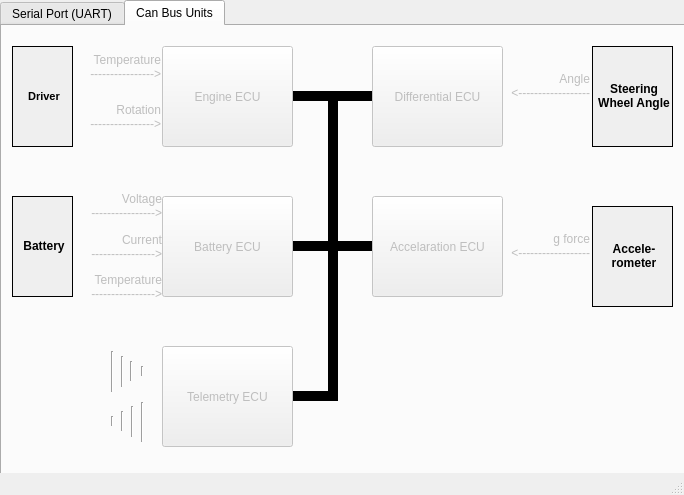
This is mainwindow.ui in RGNagel/qt-can-network-visualization-by-serial-port as Qt 5 draws it before an edit. The edited form follows.
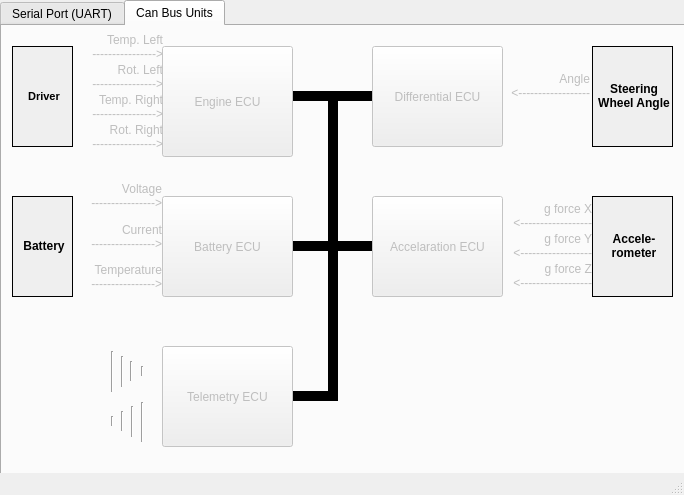
This is the edited form. Icons and pictures are not drawn.

Commit message: adjust/add variable in diagram '--->'

What changed in the file:
```diff
--- a/mainwindow.ui
+++ b/mainwindow.ui
@@ -167,7 +167,7 @@
       <property name="geometry">
        <rect>
         <x>70</x>
-        <y>160</y>
+        <y>150</y>
         <width>90</width>
         <height>41</height>
        </rect>
@@ -216,8 +216,8 @@
       </property>
       <property name="geometry">
        <rect>
-        <x>498</x>
-        <y>200</y>
+        <x>500</x>
+        <y>170</y>
         <width>90</width>
         <height>41</height>
        </rect>
@@ -226,7 +226,7 @@
        <bool>false</bool>
       </property>
       <property name="text">
-       <string>g force &lt;------------------</string>
+       <string>g force X &lt;------------------</string>
       </property>
       <property name="alignment">
        <set>Qt::AlignRight|Qt::AlignTrailing|Qt::AlignVCenter</set>
@@ -355,8 +355,8 @@
       </property>
       <property name="geometry">
        <rect>
-        <x>68</x>
-        <y>20</y>
+        <x>70</x>
+        <y>0</y>
         <width>91</width>
         <height>41</height>
        </rect>
@@ -365,7 +365,7 @@
        <bool>false</bool>
       </property>
       <property name="text">
-       <string>Temperature ----------------&gt;</string>
+       <string>Temp. Left ----------------&gt;</string>
       </property>
       <property name="alignment">
        <set>Qt::AlignRight|Qt::AlignTrailing|Qt::AlignVCenter</set>
@@ -378,7 +378,7 @@
       <property name="geometry">
        <rect>
         <x>590</x>
-        <y>180</y>
+        <y>170</y>
         <width>81</width>
         <height>101</height>
        </rect>
@@ -460,14 +460,14 @@
       </property>
       <property name="geometry">
        <rect>
-        <x>68</x>
-        <y>70</y>
+        <x>70</x>
+        <y>30</y>
         <width>91</width>
         <height>41</height>
        </rect>
       </property>
       <property name="text">
-       <string>Rotation ----------------&gt;</string>
+       <string>Rot. Left ----------------&gt;</string>
       </property>
       <property name="alignment">
        <set>Qt::AlignRight|Qt::AlignTrailing|Qt::AlignVCenter</set>
@@ -554,14 +554,14 @@
        <enum>Qt::AutoText</enum>
       </property>
      </widget>
-     <widget class="QLabel" name="rotationArrow_3">
+     <widget class="QLabel" name="bat_temp">
       <property name="enabled">
        <bool>false</bool>
       </property>
       <property name="geometry">
        <rect>
         <x>70</x>
-        <y>240</y>
+        <y>230</y>
         <width>90</width>
         <height>41</height>
        </rect>
@@ -608,14 +608,14 @@
        <enum>Qt::Vertical</enum>
       </property>
      </widget>
-     <widget class="QLabel" name="rotationArrow_2">
+     <widget class="QLabel" name="bat_curr">
       <property name="enabled">
        <bool>false</bool>
       </property>
       <property name="geometry">
        <rect>
         <x>70</x>
-        <y>200</y>
+        <y>190</y>
         <width>90</width>
         <height>41</height>
        </rect>
@@ -758,7 +758,7 @@
         <x>160</x>
         <y>20</y>
         <width>131</width>
-        <height>101</height>
+        <height>111</height>
        </rect>
       </property>
       <property name="cursor">
@@ -768,6 +768,100 @@
        <string>Engine ECU</string>
       </property>
      </widget>
+     <widget class="QLabel" name="acc_g_force_y">
+      <property name="enabled">
+       <bool>false</bool>
+      </property>
+      <property name="geometry">
+       <rect>
+        <x>500</x>
+        <y>200</y>
+        <width>90</width>
+        <height>41</height>
+       </rect>
+      </property>
+      <property name="autoFillBackground">
+       <bool>false</bool>
+      </property>
+      <property name="text">
+       <string>g force Y &lt;------------------</string>
+      </property>
+      <property name="alignment">
+       <set>Qt::AlignRight|Qt::AlignTrailing|Qt::AlignVCenter</set>
+      </property>
+      <property name="wordWrap">
+       <bool>true</bool>
+      </property>
+     </widget>
+     <widget class="QLabel" name="acc_g_force_z">
+      <property name="enabled">
+       <bool>false</bool>
+      </property>
+      <property name="geometry">
+       <rect>
+        <x>500</x>
+        <y>230</y>
+        <width>90</width>
+        <height>41</height>
+       </rect>
+      </property>
+      <property name="autoFillBackground">
+       <bool>false</bool>
+      </property>
+      <property name="text">
+       <string>g force Z &lt;------------------</string>
+      </property>
+      <property name="alignment">
+       <set>Qt::AlignRight|Qt::AlignTrailing|Qt::AlignVCenter</set>
+      </property>
+      <property name="wordWrap">
+       <bool>true</bool>
+      </property>
+     </widget>
+     <widget class="QLabel" name="rotationArrow_2">
+      <property name="enabled">
+       <bool>false</bool>
+      </property>
+      <property name="geometry">
+       <rect>
+        <x>70</x>
+        <y>60</y>
+        <width>91</width>
+        <height>41</height>
+       </rect>
+      </property>
+      <property name="text">
+       <string>Temp. Right ----------------&gt;</string>
+      </property>
+      <property name="alignment">
+       <set>Qt::AlignRight|Qt::AlignTrailing|Qt::AlignVCenter</set>
+      </property>
+      <property name="wordWrap">
+       <bool>true</bool>
+      </property>
+     </widget>
+     <widget class="QLabel" name="rotationArrow_3">
+      <property name="enabled">
+       <bool>false</bool>
+      </property>
+      <property name="geometry">
+       <rect>
+        <x>70</x>
+        <y>90</y>
+        <width>91</width>
+        <height>41</height>
+       </rect>
+      </property>
+      <property name="text">
+       <string>Rot. Right ----------------&gt;</string>
+      </property>
+      <property name="alignment">
+       <set>Qt::AlignRight|Qt::AlignTrailing|Qt::AlignVCenter</set>
+      </property>
+      <property name="wordWrap">
+       <bool>true</bool>
+      </property>
+     </widget>
     </widget>
    </widget>
   </widget>
```
Left out of the diff: 6 changed lines with no effect on the pictures.
